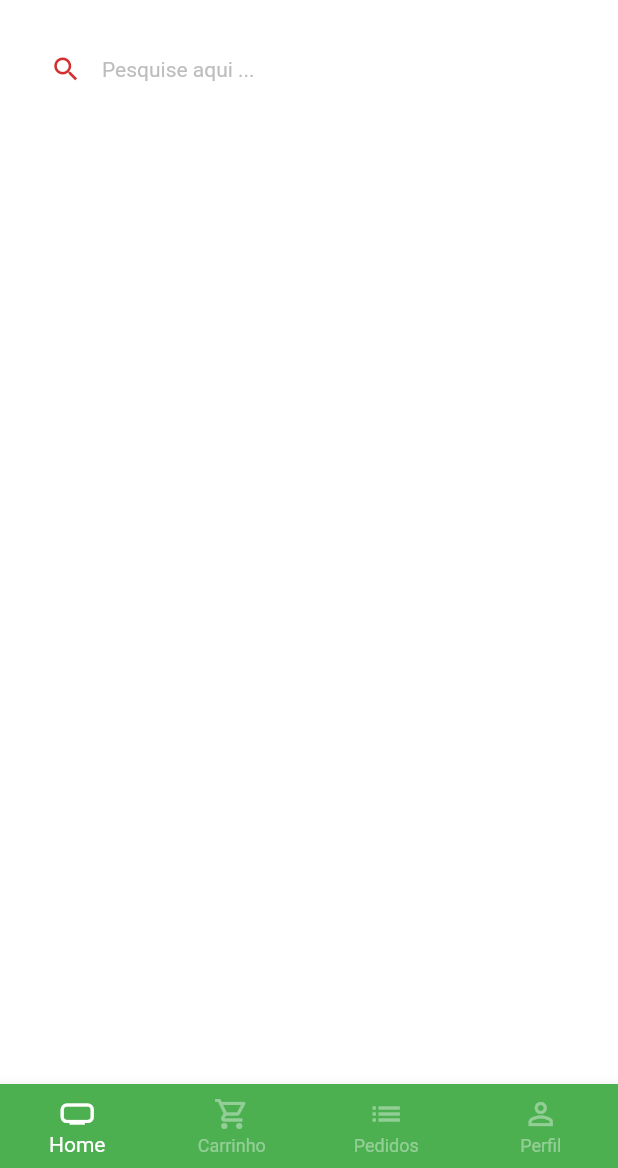
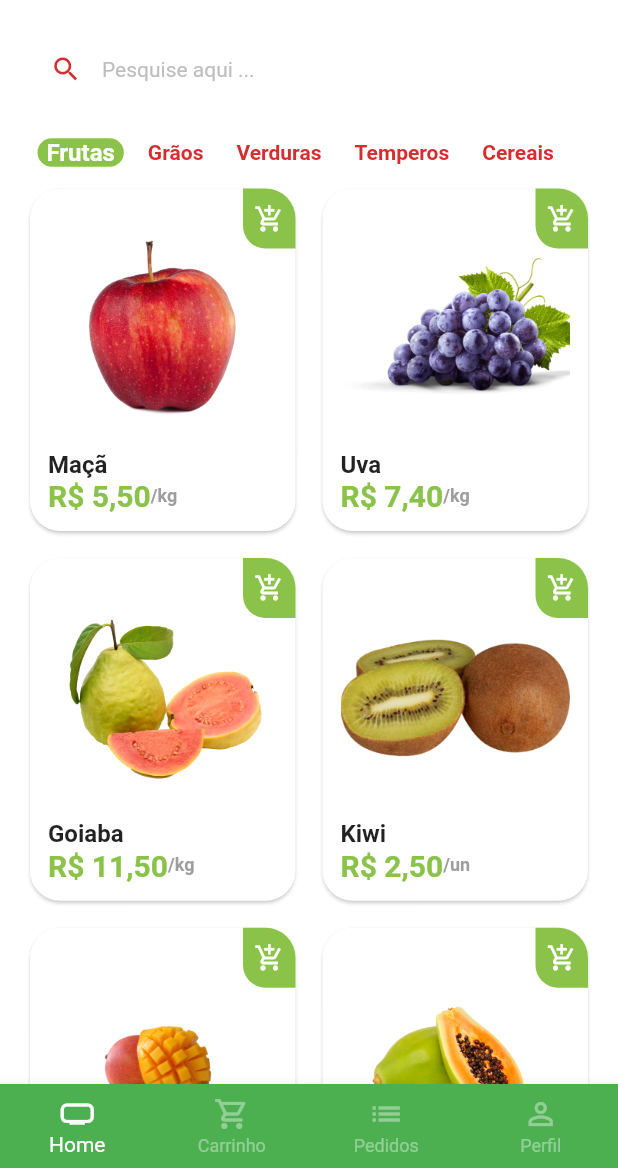
Before and after one commit to h2danilo/quitanda, a Flutter app: the screen it shows after launch, after a tap on "Entrar", on a phone screen of 412 x 824 dp, the part 68-1236 px from its top. Run offline on Flutter 3.47's test engine with Material 2 defaults, Android fonts, the phone set to English and light mode, and no system bars; drawn by our look-alikes of badges; our stand-ins replace animated_text_kit, mask_text_input_formatter.

Commit message:
Tela Home - Add Categorias, Cards

```diff
--- a/lib/main.dart
+++ b/lib/main.dart
@@ -1,5 +1,5 @@
 import 'package:flutter/material.dart';
-import 'package:quitanda/src/auth/sign_in_screen.dart';
+import 'package:quitanda/src/pages/auth/sign_in_screen.dart';
 
 void main() {
   runApp(const MyApp());
--- /dev/null
+++ b/lib/src/config/app_data.dart
@@ -0,0 +1,73 @@
+import 'package:quitanda/src/models/item_model.dart';
+
+ItemModel apple = ItemModel(
+  description:
+      'A melhor maçã da região e que conta com o melhor preço de qualquer quitanda. Este item conta com vitaminas essenciais para o fortalecimento corporal, resultando em uma vida saudável.',
+  imgUrl: 'assets/fruits/apple.png',
+  itemName: 'Maçã',
+  price: 5.5,
+  unit: 'kg',
+);
+
+ItemModel grape = ItemModel(
+  imgUrl: 'assets/fruits/grape.png',
+  itemName: 'Uva',
+  price: 7.4,
+  unit: 'kg',
+  description:
+      'A melhor uva da região e que conta com o melhor preço de qualquer quitanda. Este item conta com vitaminas essenciais para o fortalecimento corporal, resultando em uma vida saudável.',
+);
+
+ItemModel guava = ItemModel(
+  imgUrl: 'assets/fruits/guava.png',
+  itemName: 'Goiaba',
+  price: 11.5,
+  unit: 'kg',
+  description:
+      'A melhor goiaba da região e que conta com o melhor preço de qualquer quitanda. Este item conta com vitaminas essenciais para o fortalecimento corporal, resultando em uma vida saudável.',
+);
+
+ItemModel kiwi = ItemModel(
+  imgUrl: 'assets/fruits/kiwi.png',
+  itemName: 'Kiwi',
+  price: 2.5,
+  unit: 'un',
+  description:
+      'O melhor kiwi da região e que conta com o melhor preço de qualquer quitanda. Este item conta com vitaminas essenciais para o fortalecimento corporal, resultando em uma vida saudável.',
+);
+
+ItemModel mango = ItemModel(
+  imgUrl: 'assets/fruits/mango.png',
+  itemName: 'Manga',
+  price: 2.5,
+  unit: 'un',
+  description:
+      'A melhor manga da região e que conta com o melhor preço de qualquer quitanda. Este item conta com vitaminas essenciais para o fortalecimento corporal, resultando em uma vida saudável.',
+);
+
+ItemModel papaya = ItemModel(
+  imgUrl: 'assets/fruits/papaya.png',
+  itemName: 'Mamão papaya',
+  price: 8,
+  unit: 'kg',
+  description:
+      'O melhor mamão da região e que conta com o melhor preço de qualquer quitanda. Este item conta com vitaminas essenciais para o fortalecimento corporal, resultando em uma vida saudável.',
+);
+
+// Lista de produtos
+List<ItemModel> items = [
+  apple,
+  grape,
+  guava,
+  kiwi,
+  mango,
+  papaya,
+];
+
+List<String> categories = [
+  "Frutas",
+  "Grãos",
+  "Verduras",
+  "Temperos",
+  "Cereais",
+];
--- /dev/null
+++ b/lib/src/models/item_model.dart
@@ -0,0 +1,15 @@
+class ItemModel {
+  String itemName;
+  String imgUrl;
+  String unit;
+  double price;
+  String description;
+
+  ItemModel({
+    required this.description,
+    required this.imgUrl,
+    required this.unit,
+    required this.price,
+    required this.itemName,
+  });
+}
--- a/lib/src/auth/sign_in_screen.dart
+++ b/lib/src/pages/auth/sign_in_screen.dart
@@ -1,9 +1,9 @@
 import 'package:animated_text_kit/animated_text_kit.dart';
 import 'package:flutter/material.dart';
-import 'package:quitanda/src/auth/sign_up_screen.dart';
-import 'package:quitanda/src/base/base_screen.dart';
+import 'package:quitanda/src/pages/auth/sign_up_screen.dart';
+import 'package:quitanda/src/pages/base/base_screen.dart';
 
-import '../config/custom_colors.dart';
+import '../../config/custom_colors.dart';
 import 'components/custom_text_field.dart';
 
 class SignInScreen extends StatelessWidget {
--- a/lib/src/auth/sign_up_screen.dart
+++ b/lib/src/pages/auth/sign_up_screen.dart
@@ -1,6 +1,6 @@
 import 'package:flutter/material.dart';
 import 'package:mask_text_input_formatter/mask_text_input_formatter.dart';
-import 'package:quitanda/src/auth/components/custom_text_field.dart';
+import 'package:quitanda/src/pages/auth/components/custom_text_field.dart';
 import 'package:quitanda/src/config/custom_colors.dart';
 
 class SignUpScreen extends StatelessWidget {
--- /dev/null
+++ b/lib/src/pages/home/components/category_tile.dart
@@ -0,0 +1,43 @@
+import 'package:flutter/material.dart';
+import 'package:quitanda/src/config/custom_colors.dart';
+
+class CategoryTile extends StatelessWidget {
+  const CategoryTile({
+    super.key,
+    required this.category,
+    required this.isSelected,
+    required this.onPressed,
+  });
+
+  final String category;
+  final bool isSelected;
+  final VoidCallback onPressed;
+
+  @override
+  Widget build(BuildContext context) {
+    return GestureDetector(
+      onTap: onPressed,
+      child: Align(
+        alignment: Alignment.center,
+        child: Container(
+          padding: const EdgeInsets.symmetric(horizontal: 6),
+          decoration: BoxDecoration(
+            borderRadius: BorderRadius.circular(10),
+            color: isSelected
+                ? CustomColors.customSwatchColor
+                : Colors.transparent,
+          ),
+          child: Text(
+            category,
+            style: TextStyle(
+              color:
+                  isSelected ? Colors.white : CustomColors.customConstrastColor,
+              fontWeight: FontWeight.bold,
+              fontSize: isSelected ? 16 : 14,
+            ),
+          ),
+        ),
+      ),
+    );
+  }
+}
--- /dev/null
+++ b/lib/src/pages/home/components/item_tile.dart
@@ -0,0 +1,90 @@
+import 'package:flutter/material.dart';
+import 'package:quitanda/src/config/custom_colors.dart';
+import 'package:quitanda/src/models/item_model.dart';
+import 'package:quitanda/src/services/utils_services.dart';
+
+class ItemTile extends StatelessWidget {
+  final ItemModel item;
+
+  ItemTile({super.key, required this.item});
+
+  final UtilsServices utilsServices = UtilsServices();
+
+  @override
+  Widget build(BuildContext context) {
+    return Stack(
+      children: [
+        Card(
+          elevation: 1,
+          shadowColor: Colors.grey.shade300,
+          shape: RoundedRectangleBorder(
+            borderRadius: BorderRadius.circular(20),
+          ),
+          child: Padding(
+            padding: const EdgeInsets.all(12),
+            child: Column(
+              crossAxisAlignment: CrossAxisAlignment.stretch,
+              children: [
+                //Imagem
+                Expanded(child: Image.asset(item.imgUrl)),
+
+                //Nome
+                Text(
+                  item.itemName,
+                  style: const TextStyle(
+                    fontSize: 16,
+                    fontWeight: FontWeight.bold,
+                  ),
+                ),
+
+                //Preco - Unidade
+                Row(
+                  children: [
+                    Text(
+                      utilsServices.priceToCurrency(item.price),
+                      style: TextStyle(
+                        fontWeight: FontWeight.bold,
+                        fontSize: 20,
+                        color: CustomColors.customSwatchColor,
+                      ),
+                    ),
+                    Text(
+                      "/${item.unit}",
+                      style: TextStyle(
+                        color: Colors.grey.shade500,
+                        fontWeight: FontWeight.bold,
+                        fontSize: 12,
+                      ),
+                    )
+                  ],
+                )
+              ],
+            ),
+          ),
+        ),
+        Positioned(
+            top: 4,
+            right: 4,
+            child: GestureDetector(
+              onTap: () {},
+              child: Container(
+                height: 40,
+                width: 35,
+                decoration: BoxDecoration(
+                  color: CustomColors.customSwatchColor,
+                  borderRadius: const BorderRadius.only(
+                    bottomLeft: Radius.circular(15),
+                    topRight: Radius.circular(20),
+                  ),
+                ),
+                child: const Icon(
+                  Icons.add_shopping_cart_outlined,
+                  color: Colors.white,
+                  size: 20,
+                ),
+              ),
+            ))
+      ],
+    );
+  }
+}
--- a/lib/src/home/home_tab.dart
+++ b/lib/src/pages/home/home_tab.dart
@@ -1,9 +1,20 @@
 import 'package:badges/badges.dart';
 import 'package:flutter/material.dart';
 import 'package:quitanda/src/config/custom_colors.dart';
+import 'package:quitanda/src/config/app_data.dart' as app_data;
 
-class HomeTab extends StatelessWidget {
+import 'components/category_tile.dart';
+import 'components/item_tile.dart';
+
+class HomeTab extends StatefulWidget {
   const HomeTab({super.key});
+
+  @override
+  State<HomeTab> createState() => _HomeTabState();
+}
+
+class _HomeTabState extends State<HomeTab> {
+  String selectedCategory = "Frutas";
 
   @override
   Widget build(BuildContext context) {
@@ -93,10 +104,53 @@ class HomeTab extends StatelessWidget {
                 ),
               ),
             ),
-          )
+          ),
+
           //Categorias
+          Container(
+            padding: const EdgeInsets.only(
+              left: 25,
+            ),
+            height: 40,
+            child: ListView.separated(
+              scrollDirection: Axis.horizontal,
+              itemBuilder: (_, index) {
+                return CategoryTile(
+                  onPressed: () {
+                    setState(
+                      () {
+                        selectedCategory = app_data.categories[index];
+                      },
+                    );
+                  },
+                  category: app_data.categories[index],
+                  isSelected: app_data.categories[index] == selectedCategory,
+                );
+              },
+              separatorBuilder: (_, index) => const SizedBox(width: 10),
+              itemCount: app_data.categories.length,
+            ),
+          ),
 
           //Grid
+          Expanded(
+            child: GridView.builder(
+              padding: const EdgeInsets.fromLTRB(16, 0, 16, 16),
+              physics: const BouncingScrollPhysics(),
+              gridDelegate: const SliverGridDelegateWithFixedCrossAxisCount(
+                crossAxisCount: 2,
+                mainAxisSpacing: 10,
+                crossAxisSpacing: 10,
+                childAspectRatio: 9 / 11.5,
+              ),
+              itemCount: app_data.items.length,
+              itemBuilder: (_, index) {
+                return ItemTile(
+                  item: app_data.items[index],
+                );
+              },
+            ),
+          ),
         ],
       ),
     );
--- /dev/null
+++ b/lib/src/services/utils_services.dart
@@ -0,0 +1,10 @@
+import 'package:intl/intl.dart';
+
+class UtilsServices {
+  String priceToCurrency(double price) {
+    NumberFormat numberFormat = NumberFormat.simpleCurrency(
+      locale: 'pt_BR',
+    );
+    return numberFormat.format(price);
+  }
+}
--- a/pubspec.yaml
+++ b/pubspec.yaml
@@ -38,6 +38,7 @@ dependencies:
     animated_text_kit: ^4.2.2
     mask_text_input_formatter: ^2.4.0
     badges: ^2.0.3
+    intl: ^0.17.0
 
 dev_dependencies:
     flutter_test:
@@ -61,8 +62,8 @@ flutter:
     uses-material-design: true
 
     # To add assets to your application, add an assets section, like this:
-    # assets:
-    #   - images/a_dot_burr.jpeg
+    assets:
+        - assets/fruits/
     #   - images/a_dot_ham.jpeg
 
     # An image asset can refer to one or more resolution-specific "variants", see
```
Also changed, not shown: assets/fruits/apple.png (added), assets/fruits/grape.png (added), assets/fruits/guava.png (added), assets/fruits/kiwi.png (added), assets/fruits/mango.png (added), assets/fruits/papaya.png (added), lib/src/pages/auth/components/custom_text_field.dart (renamed from lib/src/auth/components/custom_text_field.dart), lib/src/pages/base/base_screen.dart (renamed from lib/src/base/base_screen.dart), pubspec.lock.
